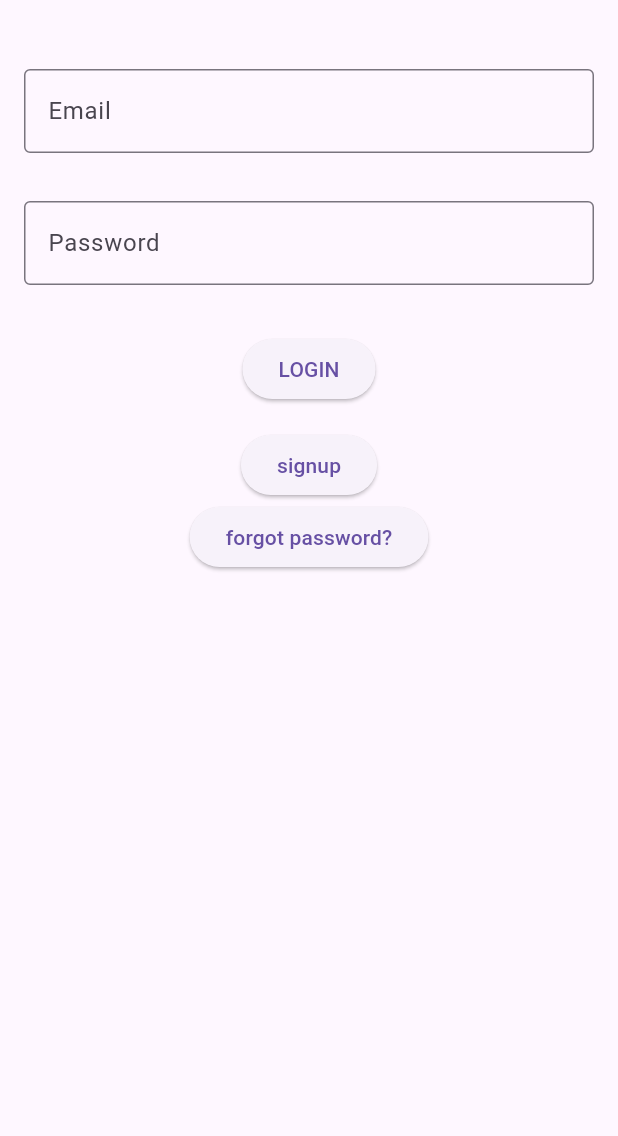
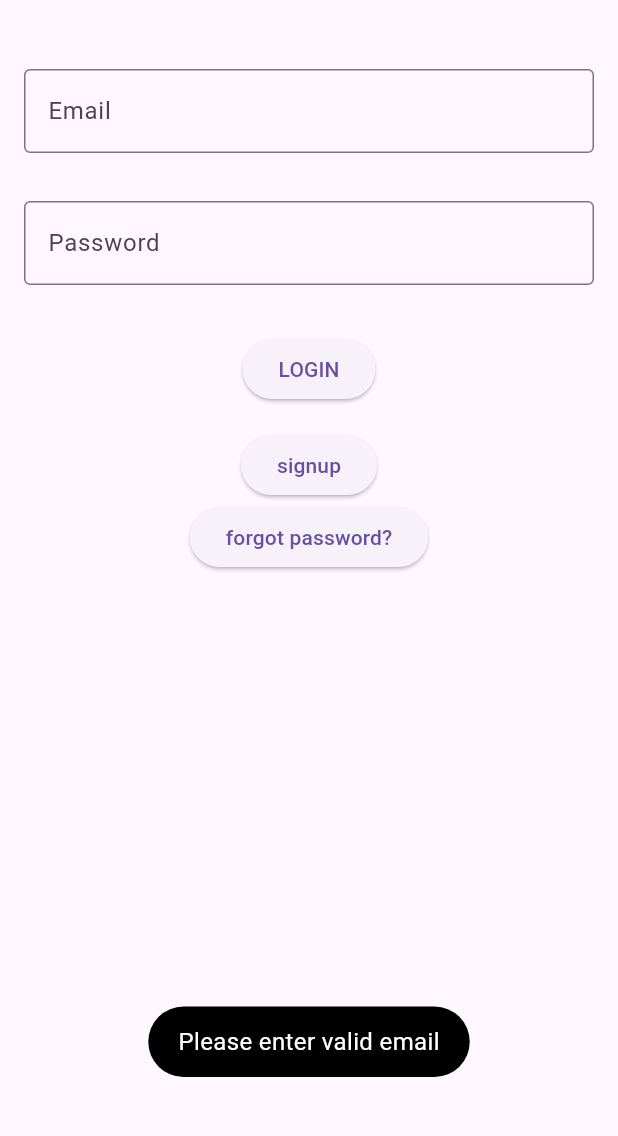
Before and after one commit to kagiso007/cv_builder, a Flutter app: the screen it shows after launch, after a tap on "LOGIN", on a phone screen of 412 x 824 dp, the part 63-1199 px from its top. Run offline on Flutter 3.47's test engine with Material 3 defaults, Android fonts, the phone set to English and light mode, and no system bars; our stand-ins replace email_validator, firebase_auth, firebase_core, fluttertoast, loading_animation_widget, sign_in_with_apple; accounts and stored records are empty.

```diff
--- a/lib/login.dart
+++ b/lib/login.dart
@@ -8,6 +8,7 @@ import 'dart:math';
 import 'package:crypto/crypto.dart';
 import 'package:sign_in_with_apple/sign_in_with_apple.dart';
 import 'package:fluttertoast/fluttertoast.dart';
+import 'package:email_validator/email_validator.dart';
 
 class Login extends StatefulWidget {
   const Login({super.key, required this.title});
@@ -18,7 +19,26 @@ class Login extends StatefulWidget {
   State<Login> createState() => _LoginState();
 }
 
+showLoaderDialog(BuildContext context) {
+  AlertDialog alert = AlertDialog(
+    content: new Row(
+      children: [
+        CircularProgressIndicator(),
+        Container(margin: EdgeInsets.only(left: 7), child: Text("Loading...")),
+      ],
+    ),
+  );
+  showDialog(
+    barrierDismissible: false,
+    context: context,
+    builder: (BuildContext context) {
+      return alert;
+    },
+  );
+}
+
 class _LoginState extends State<Login> {
+  final user = FirebaseAuth.instance.currentUser;
   final _formKey = GlobalKey<FormState>();
   TextEditingController emailController = TextEditingController();
   TextEditingController passwordController = TextEditingController();
@@ -42,9 +62,10 @@ class _LoginState extends State<Login> {
                   controller: emailController,
                   decoration: const InputDecoration(
                       border: OutlineInputBorder(), labelText: "Email"),
+                  autovalidateMode: AutovalidateMode.onUserInteraction,
                   validator: (value) {
-                    if (value == null || value.isEmpty) {
-                      return 'Please enter your email';
+                    if (!EmailValidator.validate(emailController.text)) {
+                      return 'Please enter a valid email';
                     }
                     return null;
                   },
@@ -58,6 +79,7 @@ class _LoginState extends State<Login> {
                   obscureText: true,
                   decoration: const InputDecoration(
                       border: OutlineInputBorder(), labelText: "Password"),
+                  autovalidateMode: AutovalidateMode.onUserInteraction,
                   validator: (value) {
                     if (value == null || value.isEmpty) {
                       return 'Please enter your password';
@@ -73,38 +95,76 @@ class _LoginState extends State<Login> {
                   child: ElevatedButton(
                     onPressed: () async {
                       await FirebaseAuth.instance.currentUser?.reload();
-                      if (FirebaseAuth.instance.currentUser!.emailVerified) {
+                      if (EmailValidator.validate(emailController.text)) {
+                        if (passwordController.text.isNotEmpty) {
                           try {
+                            //showLoaderDialog(context);
                             final credential = await FirebaseAuth.instance
                                 .signInWithEmailAndPassword(
                                     email: emailController.text,
                                     password: passwordController.text);
+                            //Navigator.pop(context);
+                            if (FirebaseAuth
+                                .instance.currentUser!.emailVerified) {
                               Route route = MaterialPageRoute(
                                   builder: (context) => const HomePage(
                                         title: "Create CV",
                                       ));
                               Navigator.push(context, route);
+                            } else {
+                              Fluttertoast.showToast(
+                                  msg: "email is not registered or verified",
+                                  toastLength: Toast.LENGTH_SHORT,
+                                  gravity: ToastGravity.BOTTOM,
+                                  timeInSecForIosWeb: 2,
+                                  backgroundColor:
+                                      const Color.fromARGB(255, 0, 0, 0),
+                                  textColor: Colors.white,
+                                  fontSize: 16.0);
+                            }
                           } on FirebaseAuthException catch (e) {
                             if (e.code == 'user-not-found') {
                               Fluttertoast.showToast(
                                   msg: "No user found for that email.",
                                   toastLength: Toast.LENGTH_SHORT,
-                                gravity: ToastGravity.CENTER,
-                                timeInSecForIosWeb: 1,
-                                backgroundColor: Colors.red,
+                                  gravity: ToastGravity.BOTTOM,
+                                  timeInSecForIosWeb: 2,
+                                  backgroundColor:
+                                      const Color.fromARGB(255, 0, 0, 0),
                                   textColor: Colors.white,
                                   fontSize: 16.0);
                             } else if (e.code == 'wrong-password') {
                               Fluttertoast.showToast(
                                   msg: "Wrong password provided for that user.",
                                   toastLength: Toast.LENGTH_SHORT,
-                                gravity: ToastGravity.CENTER,
-                                timeInSecForIosWeb: 1,
-                                backgroundColor: Colors.red,
+                                  gravity: ToastGravity.BOTTOM,
+                                  timeInSecForIosWeb: 2,
+                                  backgroundColor:
+                                      const Color.fromARGB(255, 0, 0, 0),
                                   textColor: Colors.white,
                                   fontSize: 16.0);
                             }
                           }
+                        } else {
+                          Fluttertoast.showToast(
+                              msg: "Please enter password",
+                              toastLength: Toast.LENGTH_SHORT,
+                              gravity: ToastGravity.BOTTOM,
+                              timeInSecForIosWeb: 2,
+                              backgroundColor:
+                                  const Color.fromARGB(255, 0, 0, 0),
+                              textColor: Colors.white,
+                              fontSize: 16.0);
+                        }
+                      } else {
+                        Fluttertoast.showToast(
+                            msg: "Please enter valid email",
+                            toastLength: Toast.LENGTH_SHORT,
+                            gravity: ToastGravity.BOTTOM,
+                            timeInSecForIosWeb: 2,
+                            backgroundColor: const Color.fromARGB(255, 0, 0, 0),
+                            textColor: Colors.white,
+                            fontSize: 16.0);
                       }
                     },
                     child: SizedBox(
--- a/pubspec.yaml
+++ b/pubspec.yaml
@@ -41,6 +41,7 @@ dependencies:
   crypto: ^3.0.1
   fluttertoast: ^8.2.6
   email_validator: ^2.1.17
+  loading_animation_widget: ^1.2.1
 
 dev_dependencies:
   flutter_test:
```
Also changed, not shown: lib/forgotpassword.dart (+28 -17 lines), lib/homepage.dart (+10 -0 lines), lib/signup.dart (+28 -9 lines), pubspec.lock, 23 other files. Lines whose indentation alone changed are shown as unchanged.
